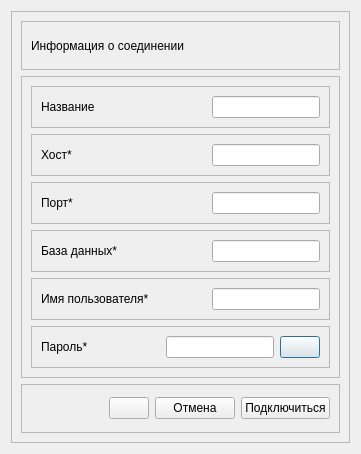
This is ui/postgisconnectionform.ui in Doggerr111/vrsa-gis as Qt 5 draws it before an edit. The edited form follows.
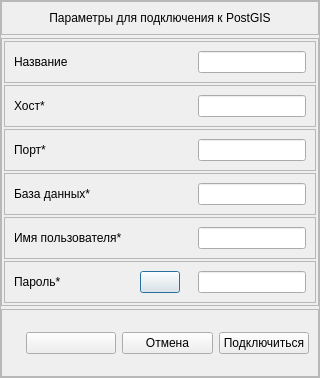
This is the edited form. Icons and pictures are not drawn.

Commit message: style(ui): improve form layouts and hover effects

Diff of the .ui file:
```diff
--- a/ui/postgisconnectionform.ui
+++ b/ui/postgisconnectionform.ui
@@ -6,14 +6,29 @@
    <rect>
     <x>0</x>
     <y>0</y>
-    <width>361</width>
-    <height>454</height>
+    <width>320</width>
+    <height>378</height>
    </rect>
   </property>
   <property name="windowTitle">
    <string>Dialog</string>
   </property>
   <layout class="QVBoxLayout" name="verticalLayout_3">
+   <property name="spacing">
+    <number>0</number>
+   </property>
+   <property name="leftMargin">
+    <number>0</number>
+   </property>
+   <property name="topMargin">
+    <number>0</number>
+   </property>
+   <property name="rightMargin">
+    <number>0</number>
+   </property>
+   <property name="bottomMargin">
+    <number>0</number>
+   </property>
    <item>
     <widget class="QFrame" name="frame">
      <property name="frameShape">
@@ -23,8 +38,29 @@
       <enum>QFrame::Raised</enum>
      </property>
      <layout class="QVBoxLayout" name="verticalLayout">
+      <property name="spacing">
+       <number>3</number>
+      </property>
+      <property name="leftMargin">
+       <number>0</number>
+      </property>
+      <property name="topMargin">
+       <number>0</number>
+      </property>
+      <property name="rightMargin">
+       <number>0</number>
+      </property>
+      <property name="bottomMargin">
+       <number>0</number>
+      </property>
       <item>
        <widget class="QFrame" name="frame_2">
+        <property name="sizePolicy">
+         <sizepolicy hsizetype="Minimum" vsizetype="Maximum">
+          <horstretch>0</horstretch>
+          <verstretch>0</verstretch>
+         </sizepolicy>
+        </property>
         <property name="frameShape">
          <enum>QFrame::StyledPanel</enum>
         </property>
@@ -35,7 +71,10 @@
          <item>
           <widget class="QLabel" name="labelInfo">
            <property name="text">
-            <string>Информация о соединении</string>
+            <string>Параметры для подключения к PostGIS</string>
+           </property>
+           <property name="alignment">
+            <set>Qt::AlignCenter</set>
            </property>
           </widget>
          </item>
@@ -51,6 +90,21 @@
          <enum>QFrame::Raised</enum>
         </property>
         <layout class="QVBoxLayout" name="verticalLayout_2">
+         <property name="spacing">
+          <number>2</number>
+         </property>
+         <property name="leftMargin">
+          <number>2</number>
+         </property>
+         <property name="topMargin">
+          <number>2</number>
+         </property>
+         <property name="rightMargin">
+          <number>2</number>
+         </property>
+         <property name="bottomMargin">
+          <number>2</number>
+         </property>
          <item>
           <widget class="QFrame" name="frame_4">
            <property name="frameShape">
@@ -213,19 +267,6 @@
               </property>
              </widget>
             </item>
-            <item alignment="Qt::AlignRight">
-             <widget class="QLineEdit" name="lineEditPassword">
-              <property name="sizePolicy">
-               <sizepolicy hsizetype="Minimum" vsizetype="Fixed">
-                <horstretch>0</horstretch>
-                <verstretch>0</verstretch>
-               </sizepolicy>
-              </property>
-              <property name="echoMode">
-               <enum>QLineEdit::Password</enum>
-              </property>
-             </widget>
-            </item>
             <item>
              <widget class="QPushButton" name="pushButtonHidePas">
               <property name="sizePolicy">
@@ -255,6 +296,19 @@
               </property>
              </widget>
             </item>
+            <item alignment="Qt::AlignRight">
+             <widget class="QLineEdit" name="lineEditPassword">
+              <property name="sizePolicy">
+               <sizepolicy hsizetype="Minimum" vsizetype="Fixed">
+                <horstretch>0</horstretch>
+                <verstretch>0</verstretch>
+               </sizepolicy>
+              </property>
+              <property name="echoMode">
+               <enum>QLineEdit::Password</enum>
+              </property>
+             </widget>
+            </item>
            </layout>
           </widget>
          </item>
@@ -275,9 +329,12 @@
            <property name="orientation">
             <enum>Qt::Horizontal</enum>
            </property>
+           <property name="sizeType">
+            <enum>QSizePolicy::Fixed</enum>
+           </property>
            <property name="sizeHint" stdset="0">
             <size>
-             <width>40</width>
+             <width>15</width>
              <height>20</height>
             </size>
            </property>
@@ -285,6 +342,12 @@
          </item>
          <item>
           <widget class="QPushButton" name="pushButtonValidate">
+           <property name="sizePolicy">
+            <sizepolicy hsizetype="Preferred" vsizetype="Fixed">
+             <horstretch>0</horstretch>
+             <verstretch>0</verstretch>
+            </sizepolicy>
+           </property>
            <property name="text">
             <string/>
            </property>
```
The commit also changes 2 other files.
